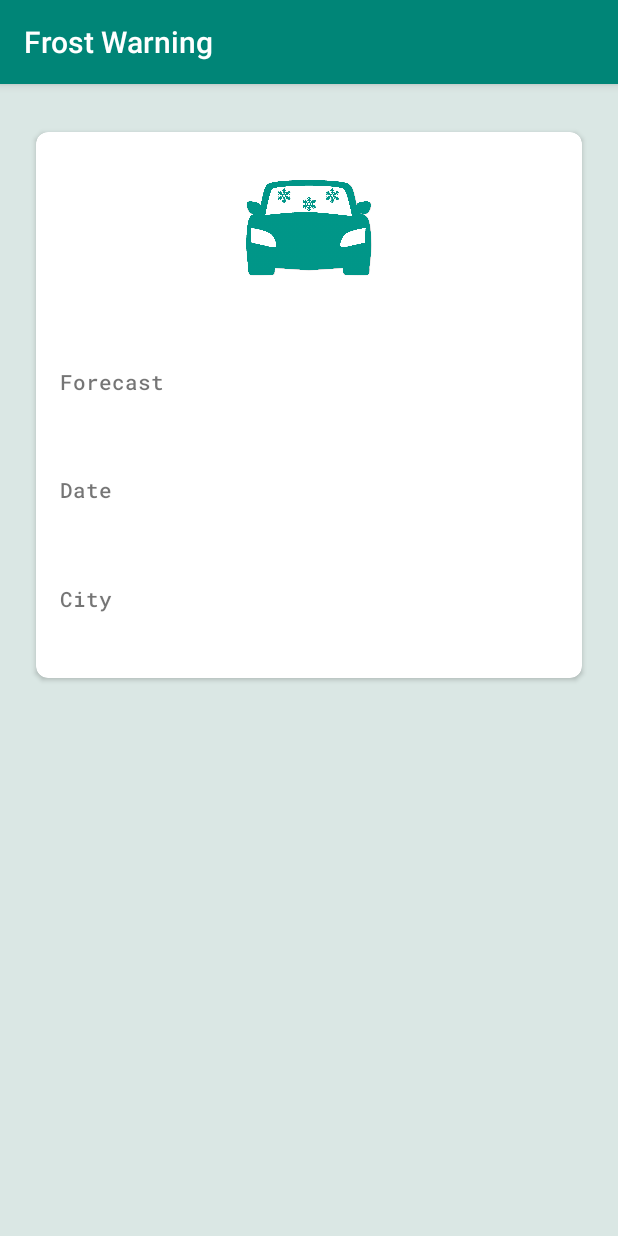
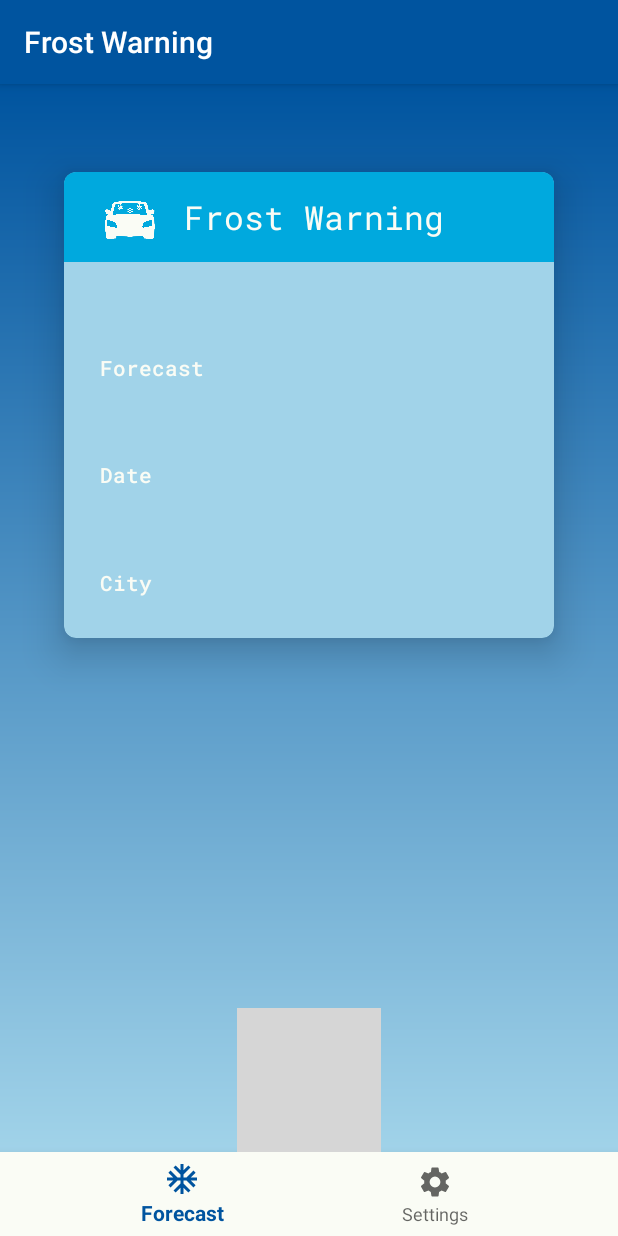
Before and after one commit to berger89/icewarning, an Android app: the screen it shows after launch (MainActivity), on a phone screen of 412 x 824 dp. Run offline under Robolectric (Android 15) with nearby library versions, the phone set to English and light mode, and no system bars; our stand-ins replace navigation-ui; libraries missing offline, so code that uses them is left out: com.evernote.android, org.jetbrains.anko; pictures from the network do not load; 3 statements that could not run were skipped; grey boxes are pictures that could not be loaded.

Commit message:
Updated layout style, added bottom navigation, added settingsFragment, added notification time setting

```diff
--- a/app/src/main/java/de/bergerapps/icewarning/MainActivity.kt
+++ b/app/src/main/java/de/bergerapps/icewarning/MainActivity.kt
@@ -2,8 +2,10 @@ package de.bergerapps.icewarning
 
 import android.os.Bundle
 import androidx.appcompat.app.AppCompatActivity
-import de.bergerapps.icewarning.ui.main.MainFragment
+import androidx.navigation.Navigation
+import androidx.navigation.ui.setupWithNavController
 import de.bergerapps.icewarning.worker.MyDailyJob
+import kotlinx.android.synthetic.main.main_activity.*
 
 
 class MainActivity : AppCompatActivity() {
@@ -12,13 +14,10 @@ class MainActivity : AppCompatActivity() {
         super.onCreate(savedInstanceState)
         setContentView(R.layout.main_activity)
 
-        MyDailyJob.schedule()
+        val navController = Navigation.findNavController(this, R.id.nav_host_fragment)
+        bttm_nav.setupWithNavController(navController)
 
-        if (savedInstanceState == null) {
-            supportFragmentManager.beginTransaction()
-                .replace(R.id.container, MainFragment.newInstance())
-                .commitNow()
-        }
+        MyDailyJob.schedule(applicationContext)
     }
 
 }
--- a/app/src/main/java/de/bergerapps/icewarning/worker/MyDailyJob.kt
+++ b/app/src/main/java/de/bergerapps/icewarning/worker/MyDailyJob.kt
@@ -8,8 +8,11 @@ import androidx.core.app.NotificationCompat
 import androidx.core.app.NotificationManagerCompat
 import com.evernote.android.job.DailyJob
 import com.evernote.android.job.JobRequest
+import de.bergerapps.icewarning.BuildConfig
+import de.bergerapps.icewarning.ForecastApplication
 import de.bergerapps.icewarning.R
 import de.bergerapps.icewarning.service.repository.RestAPI
+import org.jetbrains.anko.defaultSharedPreferences
 import java.util.concurrent.TimeUnit
 
 
@@ -49,15 +52,22 @@ class MyDailyJob : DailyJob() {
     }
 
     companion object {
+
         const val TAG = "MyDailyJob"
-        var startMs = TimeUnit.HOURS.toMillis(15)
-        var endMs = TimeUnit.HOURS.toMillis(16)
+        var startHour = TimeUnit.HOURS.toMillis(15)
 
-        fun schedule() {
+        fun schedule(context: Context) {
+            startHour = TimeUnit.HOURS.toMillis(
+                context.getSharedPreferences("frostwarning", 0).getLong(
+                    "start",
+                    15
+                )
+            )
+
             schedule(
                 JobRequest.Builder(TAG),
-                startMs,
-                endMs
+                startHour + 0,
+                startHour + 1
             )
         }
     }
--- /dev/null
+++ b/app/src/main/res/drawable-xxhdpi/background_gradient.xml
@@ -0,0 +1,8 @@
+<?xml version="1.0" encoding="utf-8"?>
+<shape xmlns:android="http://schemas.android.com/apk/res/android">
+    <gradient
+        android:angle="270"
+        android:endColor="#a1d3e9"
+        android:startColor="#00549f"
+        android:type="linear" />
+</shape>
--- /dev/null
+++ b/app/src/main/res/drawable/ic_ac_unit_white_48dp.xml
@@ -0,0 +1,5 @@
+<vector android:height="48dp" android:tint="#FFFFFF"
+    android:viewportHeight="24.0" android:viewportWidth="24.0"
+    android:width="48dp" xmlns:android="http://schemas.android.com/apk/res/android">
+    <path android:fillColor="#FF000000" android:pathData="M22,11h-4.17l3.24,-3.24 -1.41,-1.42L15,11h-2V9l4.66,-4.66 -1.42,-1.41L13,6.17V2h-2v4.17L7.76,2.93 6.34,4.34 11,9v2H9L4.34,6.34 2.93,7.76 6.17,11H2v2h4.17l-3.24,3.24 1.41,1.42L9,13h2v2l-4.66,4.66 1.42,1.41L11,17.83V22h2v-4.17l3.24,3.24 1.42,-1.41L13,15v-2h2l4.66,4.66 1.41,-1.42L17.83,13H22z"/>
+</vector>
--- /dev/null
+++ b/app/src/main/res/drawable/ic_navigate_next_white_48dp.xml
@@ -0,0 +1,5 @@
+<vector android:height="48dp" android:tint="#FFFFFF"
+    android:viewportHeight="24.0" android:viewportWidth="24.0"
+    android:width="48dp" xmlns:android="http://schemas.android.com/apk/res/android">
+    <path android:fillColor="#FF000000" android:pathData="M10,6L8.59,7.41 13.17,12l-4.58,4.59L10,18l6,-6z"/>
+</vector>
--- /dev/null
+++ b/app/src/main/res/drawable/ic_settings_white_48dp.xml
@@ -0,0 +1,5 @@
+<vector android:height="48dp" android:tint="#FFFFFF"
+    android:viewportHeight="24" android:viewportWidth="24"
+    android:width="48dp" xmlns:android="http://schemas.android.com/apk/res/android">
+    <path android:fillColor="#FF000000" android:pathData="M19.1,12.9a2.8,2.8 0,0 0,0.1 -0.9,2.8 2.8,0 0,0 -0.1,-0.9l2.1,-1.6a0.7,0.7 0,0 0,0.1 -0.6L19.4,5.5a0.7,0.7 0,0 0,-0.6 -0.2l-2.4,1a6.5,6.5 0,0 0,-1.6 -0.9l-0.4,-2.6a0.5,0.5 0,0 0,-0.5 -0.4H10.1a0.5,0.5 0,0 0,-0.5 0.4L9.3,5.4a5.6,5.6 0,0 0,-1.7 0.9l-2.4,-1a0.4,0.4 0,0 0,-0.5 0.2l-2,3.4c-0.1,0.2 0,0.4 0.2,0.6l2,1.6a2.8,2.8 0,0 0,-0.1 0.9,2.8 2.8,0 0,0 0.1,0.9L2.8,14.5a0.7,0.7 0,0 0,-0.1 0.6l1.9,3.4a0.7,0.7 0,0 0,0.6 0.2l2.4,-1a6.5,6.5 0,0 0,1.6 0.9l0.4,2.6a0.5,0.5 0,0 0,0.5 0.4h3.8a0.5,0.5 0,0 0,0.5 -0.4l0.3,-2.6a5.6,5.6 0,0 0,1.7 -0.9l2.4,1a0.4,0.4 0,0 0,0.5 -0.2l2,-3.4c0.1,-0.2 0,-0.4 -0.2,-0.6ZM12,15.6A3.6,3.6 0,1 1,15.6 12,3.6 3.6,0 0,1 12,15.6Z"/>
+</vector>
--- a/app/src/main/res/layout/main_activity.xml
+++ b/app/src/main/res/layout/main_activity.xml
@@ -1,8 +1,33 @@
 <?xml version="1.0" encoding="utf-8"?>
-<FrameLayout
-    xmlns:android="http://schemas.android.com/apk/res/android"
+<androidx.constraintlayout.widget.ConstraintLayout xmlns:android="http://schemas.android.com/apk/res/android"
+    xmlns:app="http://schemas.android.com/apk/res-auto"
     xmlns:tools="http://schemas.android.com/tools"
-    android:id="@+id/container"
+    android:id="@+id/coordinatorLayout"
     android:layout_width="match_parent"
     android:layout_height="match_parent"
-    tools:context=".MainActivity"/>
+    tools:context=".MainActivity">
+
+
+    <fragment
+        android:id="@+id/nav_host_fragment"
+        android:name="androidx.navigation.fragment.NavHostFragment"
+        android:layout_width="0dp"
+        android:layout_height="0dp"
+        app:defaultNavHost="true"
+        app:layout_constraintBottom_toTopOf="@+id/bttm_nav"
+        app:layout_constraintEnd_toEndOf="parent"
+        app:layout_constraintStart_toStartOf="parent"
+        app:layout_constraintTop_toTopOf="parent"
+        app:navGraph="@navigation/main_nav" />
+
+    <com.google.android.material.bottomnavigation.BottomNavigationView
+        android:id="@+id/bttm_nav"
+        android:layout_width="0dp"
+        android:layout_height="wrap_content"
+        android:background="@color/colorAccent"
+        app:layout_constraintBottom_toBottomOf="parent"
+        app:layout_constraintEnd_toEndOf="parent"
+        app:layout_constraintStart_toStartOf="parent"
+        app:menu="@menu/bottom_menu_nav" />
+
+</androidx.constraintlayout.widget.ConstraintLayout>
--- a/app/src/main/res/layout/main_fragment.xml
+++ b/app/src/main/res/layout/main_fragment.xml
@@ -6,8 +6,18 @@
     android:id="@+id/main"
     android:layout_width="match_parent"
     android:layout_height="match_parent"
-    android:background="#DAE7E4"
+    android:background="@drawable/background_gradient"
     tools:context=".ui.main.MainFragment">
+
+    <ImageView
+        android:id="@+id/imageView3"
+        android:layout_width="wrap_content"
+        android:layout_height="0dp"
+        android:scaleType="fitEnd"
+        android:src="@drawable/bottom_background"
+        app:layout_constraintBottom_toBottomOf="parent"
+        app:layout_constraintEnd_toEndOf="parent"
+        app:layout_constraintStart_toStartOf="parent" />
 
     <androidx.cardview.widget.CardView
         android:id="@+id/cardView"
@@ -17,6 +27,8 @@
         android:layout_marginTop="32dp"
         android:layout_marginEnd="24dp"
         android:layout_marginBottom="32dp"
+        app:cardBackgroundColor="@color/blue1"
+        app:cardElevation="16dp"
         app:layout_constraintBottom_toBottomOf="parent"
         app:layout_constraintDimensionRatio="1:1"
         app:layout_constraintEnd_toEndOf="parent"
@@ -24,104 +36,136 @@
         app:layout_constraintTop_toTopOf="parent"
         app:layout_constraintVertical_bias="0.0"
         card_view:cardCornerRadius="8dp"
+        card_view:cardUseCompatPadding="true"
         tools:layout_conversion_absoluteHeight="798dp"
         tools:layout_conversion_absoluteWidth="363dp">
-
 
         <androidx.constraintlayout.widget.ConstraintLayout
             android:layout_width="match_parent"
             android:layout_height="match_parent">
 
+            <androidx.constraintlayout.widget.ConstraintLayout
+                android:id="@+id/cv_header"
+                android:layout_width="0dp"
+                android:layout_height="60dp"
+                android:background="@color/blue2"
+                app:layout_constraintEnd_toEndOf="parent"
+                app:layout_constraintStart_toStartOf="parent"
+                app:layout_constraintTop_toTopOf="parent">
+
                 <ImageView
                     android:id="@+id/imageView2"
+                    android:layout_width="40dp"
+                    android:layout_height="0dp"
+                    android:layout_marginStart="24dp"
+                    android:layout_marginTop="4dp"
+                    android:src="@drawable/ice"
+                    android:tint="@color/colorAccent"
+                    app:layout_constraintBottom_toBottomOf="@+id/textView"
+                    app:layout_constraintStart_toStartOf="parent"
+                    app:layout_constraintTop_toTopOf="@+id/textView" />
+
+                <TextView
+                    android:id="@+id/textView"
+                    style="@style/info_description"
                     android:layout_width="0dp"
-                android:layout_height="64dp"
-                android:layout_marginTop="32dp"
-                android:src="@drawable/ice"
-                app:layout_constraintEnd_toEndOf="parent"
-                app:layout_constraintStart_toStartOf="parent"
+                    android:layout_height="wrap_content"
+                    android:layout_marginStart="16dp"
+                    android:ellipsize="end"
+                    android:text="@string/app_name"
+                    android:textColor="@color/colorAccent"
+                    app:layout_constraintBottom_toBottomOf="parent"
+                    app:layout_constraintStart_toEndOf="@+id/imageView2"
                     app:layout_constraintTop_toTopOf="parent" />
 
+            </androidx.constraintlayout.widget.ConstraintLayout>
+
+            <androidx.constraintlayout.widget.ConstraintLayout
+                android:layout_width="match_parent"
+                android:layout_height="0dp"
+                android:foregroundGravity="center_vertical"
+                app:layout_constraintBottom_toBottomOf="parent"
+                app:layout_constraintEnd_toEndOf="parent"
+                app:layout_constraintHorizontal_bias="1.0"
+                app:layout_constraintStart_toStartOf="parent"
+                app:layout_constraintTop_toBottomOf="@+id/cv_header"
+                app:layout_constraintVertical_bias="0.0">
+
                 <TextView
-                android:id="@+id/forecast"
+                    android:id="@+id/city_title"
+                    style="@style/info_title"
                     android:layout_width="wrap_content"
                     android:layout_height="wrap_content"
-                android:layout_marginStart="16dp"
-                android:layout_marginEnd="16dp"
+                    android:layout_marginStart="24dp"
+                    android:layout_marginBottom="24dp"
+                    android:fontFamily="@font/roboto_mono_medium"
+                    android:text="@string/city"
+                    android:textSize="14sp"
+                    app:layout_constraintBottom_toBottomOf="parent"
+                    app:layout_constraintStart_toStartOf="parent"
+                    app:layout_constraintTop_toBottomOf="@+id/city" />
+
+                <TextView
+                    android:id="@+id/date_title"
+                    style="@style/info_title"
+                    android:layout_width="wrap_content"
+                    android:layout_height="wrap_content"
+                    android:layout_marginStart="24dp"
+                    android:fontFamily="@font/roboto_mono_medium"
+                    android:text="@string/date"
+                    android:textSize="14sp"
+                    app:layout_constraintBottom_toTopOf="@+id/city"
+                    app:layout_constraintStart_toStartOf="parent"
+                    app:layout_constraintTop_toBottomOf="@+id/date" />
+
+                <TextView
+                    android:id="@+id/date"
+                    style="@style/info_description"
+                    android:layout_width="wrap_content"
+                    android:layout_height="wrap_content"
+                    android:layout_marginStart="24dp"
+                    android:layout_marginTop="16dp"
                     android:fontFamily="@font/roboto_mono"
                     android:textSize="22sp"
-                app:layout_constraintBottom_toTopOf="@+id/date"
-                app:layout_constraintEnd_toEndOf="parent"
-                app:layout_constraintHorizontal_bias="0.0"
+                    app:layout_constraintBottom_toTopOf="@+id/date_title"
                     app:layout_constraintStart_toStartOf="parent"
-                app:layout_constraintTop_toBottomOf="@+id/imageView2" />
+                    app:layout_constraintTop_toBottomOf="@+id/forecast_title" />
+
+                <TextView
+                    android:id="@+id/city"
+                    style="@style/info_description"
+                    android:layout_width="wrap_content"
+                    android:layout_height="wrap_content"
+                    android:layout_marginStart="24dp"
+                    android:layout_marginTop="16dp"
+                    android:fontFamily="@font/roboto_mono"
+                    android:textSize="22sp"
+                    app:layout_constraintBottom_toTopOf="@+id/city_title"
+                    app:layout_constraintStart_toStartOf="parent"
+                    app:layout_constraintTop_toBottomOf="@+id/date_title" />
 
                 <TextView
                     android:id="@+id/forecast_title"
+                    style="@style/info_title"
                     android:layout_width="wrap_content"
                     android:layout_height="wrap_content"
-                android:fontFamily="@font/roboto_mono_medium"
-                android:text="Forecast"
-                android:textSize="14sp"
-                app:layout_constraintEnd_toEndOf="parent"
-                app:layout_constraintHorizontal_bias="0.0"
-                app:layout_constraintStart_toStartOf="@+id/forecast"
-                app:layout_constraintTop_toBottomOf="@+id/forecast" />
-
-            <TextView
-                android:id="@+id/date"
-                android:layout_width="wrap_content"
-                android:layout_height="wrap_content"
-                android:layout_marginStart="16dp"
-                android:layout_marginTop="12dp"
-                android:layout_marginEnd="16dp"
-                android:fontFamily="@font/roboto_mono"
-                android:textSize="22sp"
-                app:layout_constraintBottom_toTopOf="@+id/city"
-                app:layout_constraintEnd_toEndOf="parent"
-                app:layout_constraintHorizontal_bias="0.0"
+                    android:layout_marginStart="24dp"
+                    android:text="@string/forecast"
+                    app:layout_constraintBottom_toTopOf="@+id/date"
                     app:layout_constraintStart_toStartOf="parent"
                     app:layout_constraintTop_toBottomOf="@+id/forecast" />
 
                 <TextView
-                android:id="@+id/date_title"
+                    android:id="@+id/forecast"
+                    style="@style/info_description"
                     android:layout_width="wrap_content"
                     android:layout_height="wrap_content"
-                android:fontFamily="@font/roboto_mono_medium"
-                android:text="Date"
-                android:textSize="14sp"
-                app:layout_constraintEnd_toEndOf="parent"
-                app:layout_constraintHorizontal_bias="0.0"
-                app:layout_constraintStart_toStartOf="@+id/date"
-                app:layout_constraintTop_toBottomOf="@+id/date" />
-
-            <TextView
-                android:id="@+id/city"
-                android:layout_width="wrap_content"
-                android:layout_height="wrap_content"
-                android:layout_marginStart="16dp"
-                android:layout_marginTop="12dp"
-                android:layout_marginEnd="16dp"
-                android:layout_marginBottom="32dp"
-                android:fontFamily="@font/roboto_mono"
-                android:textSize="22sp"
-                app:layout_constraintBottom_toBottomOf="parent"
-                app:layout_constraintEnd_toEndOf="parent"
-                app:layout_constraintHorizontal_bias="0.0"
+                    android:layout_marginStart="24dp"
+                    android:layout_marginTop="24dp"
+                    app:layout_constraintBottom_toTopOf="@+id/forecast_title"
                     app:layout_constraintStart_toStartOf="parent"
-                app:layout_constraintTop_toBottomOf="@+id/date" />
-
-            <TextView
-                android:id="@+id/city_title"
-                android:layout_width="wrap_content"
-                android:layout_height="wrap_content"
-                android:fontFamily="@font/roboto_mono_medium"
-                android:text="City"
-                android:textSize="14sp"
-                app:layout_constraintEnd_toEndOf="parent"
-                app:layout_constraintHorizontal_bias="0.0"
-                app:layout_constraintStart_toStartOf="@+id/city"
-                app:layout_constraintTop_toBottomOf="@+id/city" />
+                    app:layout_constraintTop_toTopOf="parent" />
+            </androidx.constraintlayout.widget.ConstraintLayout>
 
         </androidx.constraintlayout.widget.ConstraintLayout>
 
--- /dev/null
+++ b/app/src/main/res/menu/bottom_menu_nav.xml
@@ -0,0 +1,17 @@
+<?xml version="1.0" encoding="utf-8"?>
+<menu xmlns:android="http://schemas.android.com/apk/res/android"
+    xmlns:app="http://schemas.android.com/apk/res-auto">
+
+    <item
+        android:id="@+id/mainFragment"
+        android:icon="@drawable/ic_ac_unit_white_48dp"
+        android:orderInCategory="1"
+        android:title="@string/forecast"
+        app:showAsAction="ifRoom" />
+    <item
+        android:id="@+id/settingsFragment"
+        android:icon="@drawable/ic_settings_white_48dp"
+        android:orderInCategory="2"
+        android:title="@string/settings"
+        app:showAsAction="ifRoom" />
+</menu>
--- /dev/null
+++ b/app/src/main/res/navigation/main_nav.xml
@@ -0,0 +1,24 @@
+<?xml version="1.0" encoding="utf-8"?>
+<navigation xmlns:app="http://schemas.android.com/apk/res-auto"
+    xmlns:android="http://schemas.android.com/apk/res/android"
+    xmlns:tools="http://schemas.android.com/tools"
+    app:startDestination="@id/mainFragment">
+    <fragment
+        android:id="@+id/mainFragment"
+        android:name="de.bergerapps.icewarning.ui.main.MainFragment"
+        android:label="main_fragment"
+        tools:layout="@layout/main_fragment" >
+        <action
+            android:id="@+id/action_mainFragment_to_settingsFragment"
+            app:destination="@id/settingsFragment"
+            app:enterAnim="@anim/nav_default_enter_anim"
+            app:exitAnim="@anim/nav_default_exit_anim" />
+    </fragment>
+
+
+    <fragment
+        android:id="@+id/settingsFragment"
+        android:name="de.bergerapps.icewarning.ui.main.SettingsFragment"
+        android:label="fragment_settings"
+        tools:layout="@layout/fragment_settings" />
+</navigation>
--- a/app/src/main/res/values/colors.xml
+++ b/app/src/main/res/values/colors.xml
@@ -1,6 +1,8 @@
 <?xml version="1.0" encoding="utf-8"?>
 <resources>
-    <color name="colorPrimary">#008577</color>
-    <color name="colorPrimaryDark">#00574B</color>
-    <color name="colorAccent">#D81B60</color>
+    <color name="colorPrimary">#00549F</color>
+    <color name="colorPrimaryDark">#00274C</color>
+    <color name="colorAccent">#FAFCF5</color>
+    <color name="blue1">#A1D3E9</color>
+    <color name="blue2">#00A9DE</color>
 </resources>
--- a/app/src/main/res/values/strings.xml
+++ b/app/src/main/res/values/strings.xml
@@ -1,3 +1,11 @@
 <resources>
     <string name="app_name">Frost Warning</string>
+
+    <!-- TODO: Remove or change this placeholder text -->
+    <string name="hello_blank_fragment">Hello blank fragment</string>
+    <string name="forecast">Forecast</string>
+    <string name="settings">Settings</string>
+    <string name="city">City</string>
+    <string name="date">Date</string>
+    <string name="notification_time">Notification at %1d:00/nUpdate Notification Time</string>
 </resources>
--- a/app/src/main/res/values/styles.xml
+++ b/app/src/main/res/values/styles.xml
@@ -8,4 +8,26 @@
         <item name="colorAccent">@color/colorAccent</item>
     </style>
 
+    <style name="info_title">
+        <item name="android:fontFamily">@font/roboto_mono_medium</item>
+        <item name="android:textColor">@color/colorAccent</item>
+        <item name="android:textSize">14sp</item>
+    </style>
+
+    <style name="info_description">
+        <item name="android:fontFamily">@font/roboto_mono</item>
+        <item name="android:textColor">@color/colorAccent</item>
+        <item name="android:textSize">22sp</item>
+    </style>
+
+    <style name="MyDialogTheme" parent="Theme.AppCompat.Light.Dialog.Alert">
+        <item name="colorControlNormal">@color/colorPrimaryDark</item>
+        <item name="colorControlActivated">@color/colorPrimaryDark</item>
+        <item name="textColorAlertDialogListItem">@color/blue2</item>
+        <item name="colorAccent">@color/colorPrimaryDark</item>
+        <item name="android:textColorPrimary">@color/colorPrimary</item>
+        <item name="android:windowBackground">@color/blue1</item>
+        <item name="android:textColorSecondary">@color/colorPrimary</item>
+    </style>
+
 </resources>
```
Also changed, not shown: app/build.gradle (+7 -1 lines), app/src/main/AndroidManifest.xml (+6 -2 lines), app/src/main/java/de/bergerapps/icewarning/ui/main/SettingsFragment.kt (added, +167 -0 lines), app/src/main/res/layout/fragment_settings.xml (added, +31 -0 lines), app/src/main/res/layout/item_settings.xml (added, +79 -0 lines), 1 other file. Lines whose indentation alone changed are shown as unchanged.
